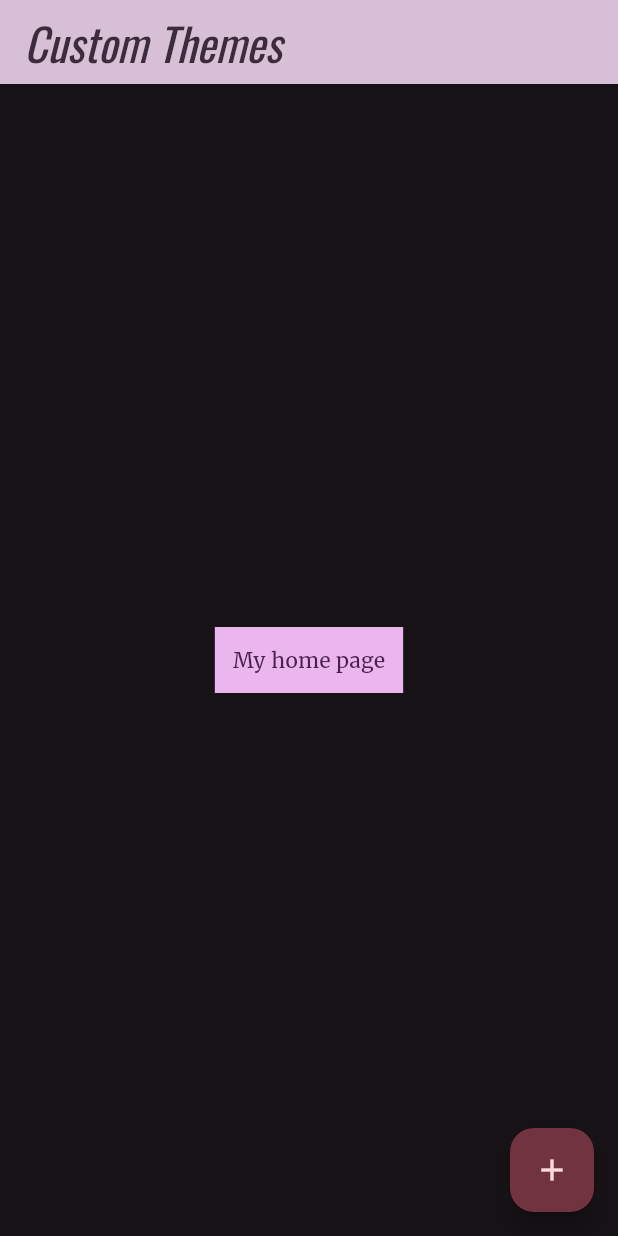
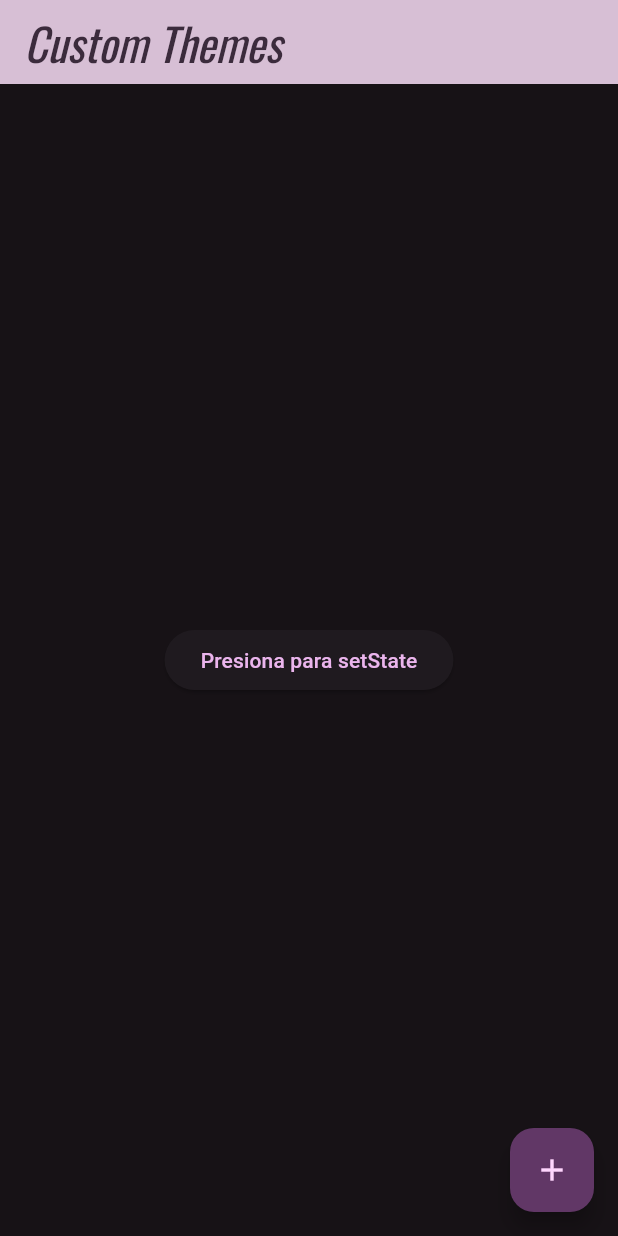
Before and after one commit to MjesusD/3479A321_2022479008, a Flutter app: the screen it shows after launch, after a tap on the "add" icon, on a phone screen of 412 x 824 dp. Run offline on Flutter 3.47's test engine with Material 3 defaults, Android fonts, the light colour scheme and no system bars; our stand-ins replace google_fonts, logger.

Commit message:
Lab6, puntos 5 y 6

```diff
--- a/lib/pages/home_page.dart
+++ b/lib/pages/home_page.dart
@@ -13,15 +13,56 @@ class MyHomePage extends StatefulWidget {
 }
 
 class _MyHomePageState extends State<MyHomePage> {
+  // Constructor
+  _MyHomePageState() {
+    logger.i("_MyHomePageState - mounted: $mounted");
+  }
+
   @override
   void initState() {
     super.initState();
-    logger.i("initState: inicializando estado de MyHomePage");
+    logger.i("initState - mounted: $mounted");
+  }
+
+  @override
+  void didChangeDependencies() {
+    super.didChangeDependencies();
+    logger.i("didChangeDependencies - mounted: $mounted");
+  }
+
+  @override
+  void didUpdateWidget(covariant MyHomePage oldWidget) {
+    super.didUpdateWidget(oldWidget);
+    logger.i("didUpdateWidget - mounted: $mounted");
+  }
+
+  @override
+  void setState(VoidCallback fn) {
+    logger.i("setState - mounted: $mounted");
+    super.setState(fn);
+  }
+
+  @override
+  void reassemble() {
+    super.reassemble();
+    logger.i("reassemble - mounted: $mounted");
+  }
+
+  @override
+  void deactivate() {
+    super.deactivate();
+    logger.i("deactivate - mounted: $mounted");
+  }
+
+  @override
+  void dispose() {
+    super.dispose();
+    logger.i("dispose - mounted: $mounted");
   }
 
   @override
   Widget build(BuildContext context) {
-    logger.i('create state');
+    logger.i("build - mounted: $mounted");
     return Scaffold(
       appBar: AppBar(
         title: Text(
@@ -33,28 +74,20 @@ class _MyHomePageState extends State<MyHomePage> {
         backgroundColor: Theme.of(context).colorScheme.secondary,
       ),
       body: Center(
-        child: Container(
-          padding: const EdgeInsets.symmetric(horizontal: 12, vertical: 12),
-          color: Theme.of(context).colorScheme.primary,
-          child: Text(
-            'My home page',
-            style: Theme.of(context).textTheme.bodyMedium!.copyWith(
-                  color: Theme.of(context).colorScheme.onPrimary,
-                ),
-          ),
+        child: ElevatedButton(
+          onPressed: () {
+            setState(() {
+              logger.i("onPressed, ejecutando setState");
+            });
+          },
+          child: const Text("Presiona para setState"),
         ),
       ),
-      floatingActionButton: Theme(
-        data: Theme.of(context).copyWith(
-          colorScheme: ColorScheme.fromSeed(
-            seedColor: Colors.pink,
-            brightness: Brightness.dark,
-          ),
-        ),
-        child: FloatingActionButton(
-          onPressed: () {},
-          child: const Icon(Icons.add),
-        ),
+      floatingActionButton: FloatingActionButton(
+        onPressed: () {
+          logger.i("FloatingActionButton presionado");
+        },
+        child: const Icon(Icons.add),
       ),
     );
   }
```
